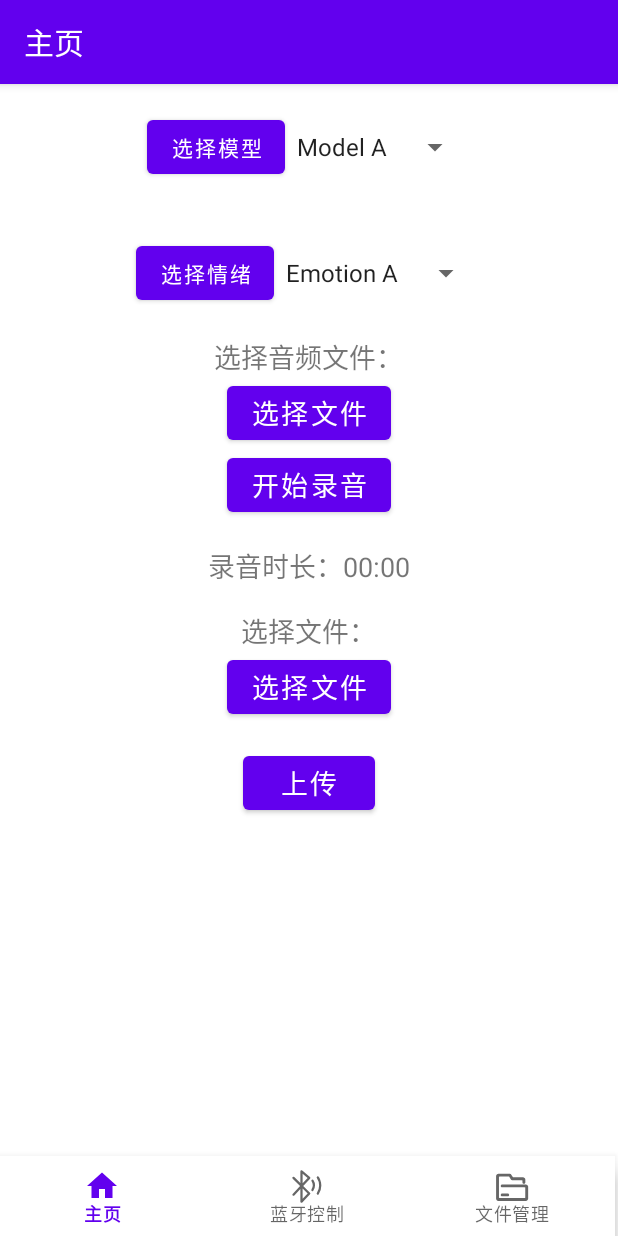
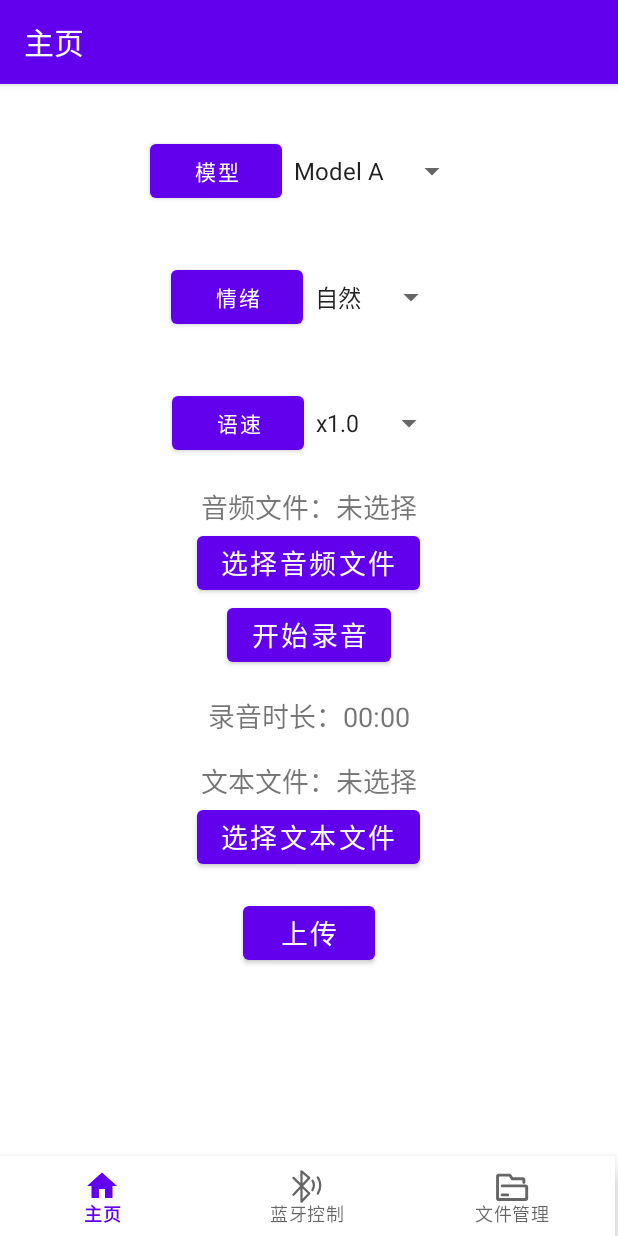
Before and after one commit to HanphoneJan/AiVoice, an Android app: the screen it shows after launch (MainActivity), on a phone screen of 412 x 824 dp. Run offline under Robolectric (Android 15) with nearby library versions, the phone set to English and light mode, and no system bars; our stand-ins replace navigation-ui.

Commit message:
大调整

```diff
--- a/app/src/main/java/com/example/aivoice/ui/bluetooth/BluetoothFragment.java
+++ b/app/src/main/java/com/example/aivoice/ui/bluetooth/BluetoothFragment.java
@@ -115,7 +115,6 @@ public class BluetoothFragment extends Fragment {
             @Override
             public void onDeviceConnected(BluetoothDevice device) {
                 // 更新UI或处理连接成功后的逻辑
-
             }
             @Override
             public void onDeviceDisconnected(BluetoothDevice device) {
--- a/app/src/main/java/com/example/aivoice/ui/home/HomeFragment.java
+++ b/app/src/main/java/com/example/aivoice/ui/home/HomeFragment.java
@@ -23,6 +23,8 @@ public class HomeFragment extends Fragment {
     private FragmentHomeBinding binding;
     private HomeViewModel homeViewModel;
     private TextView recordingTimeTextView;
+    private TextView audioFileTextView;
+    private TextView textFileTextView;
     private ActivityResultLauncher<Intent> chooseAudioLauncher;
     private ActivityResultLauncher<Intent> chooseFileLauncher;
 
@@ -35,17 +37,14 @@ public class HomeFragment extends Fragment {
         binding = FragmentHomeBinding.inflate(inflater, container, false);
         View root = binding.getRoot();
 
-
+        //ModelSpinner
         Spinner spinnerModel = root.findViewById(R.id.spinner_model);
-        // Create an ArrayAdapter using the string array and a default spinner layout
         ArrayAdapter<CharSequence> adapterModel = ArrayAdapter.createFromResource(
                 requireContext(),
                 R.array.model_options,
                 android.R.layout.simple_spinner_item
         );
-        // Specify the layout to use when the list of choices appears
         adapterModel.setDropDownViewResource(android.R.layout.simple_spinner_dropdown_item);
-        // Apply the adapter to the spinner
         spinnerModel.setAdapter(adapterModel);
 
 
@@ -58,13 +57,25 @@ public class HomeFragment extends Fragment {
         adapterEmotion.setDropDownViewResource(android.R.layout.simple_spinner_dropdown_item);
         spinnerEmotion.setAdapter(adapterEmotion);
 
+        Spinner spinnerSpeed = root.findViewById(R.id.spinner_speed);
+        ArrayAdapter<CharSequence> adapterSpeed = ArrayAdapter.createFromResource(
+                requireContext(),
+                R.array.speed_options,
+                android.R.layout.simple_spinner_item
+        );
+        adapterSpeed.setDropDownViewResource(android.R.layout.simple_spinner_dropdown_item);
+        spinnerSpeed.setAdapter(adapterSpeed);
+
+        audioFileTextView = root.findViewById(R.id.audioFileTextView_status);
+        textFileTextView = root.findViewById(R.id.textFileTextView_status);
+
         // 初始化 ActivityResultLaunchers
         chooseAudioLauncher = registerForActivityResult(
                 new ActivityResultContracts.StartActivityForResult(),
                 result -> {
                     if (result.getResultCode() == getActivity().RESULT_OK) {
                         homeViewModel.updateAudioFileUri(result.getData().getData());
-                        Toast.makeText(getContext(), "已选择音频文件", Toast.LENGTH_SHORT).show();
+                        audioFileTextView.setText("已选择");
                     }
                 });
 
@@ -73,9 +84,11 @@ public class HomeFragment extends Fragment {
                 result -> {
                     if (result.getResultCode() == getActivity().RESULT_OK) {
                         homeViewModel.updateFileUri(result.getData().getData());
-                        Toast.makeText(getContext(), "已选择文件", Toast.LENGTH_SHORT).show();
+                        textFileTextView.setText("已选择");
                     }
                 });
+
+
 
         // 设置按钮点击事件
         binding.btnChooseAudio.setOnClickListener(v -> homeViewModel.chooseAudio(chooseAudioLauncher));
@@ -87,7 +100,9 @@ public class HomeFragment extends Fragment {
             }
         });
         binding.btnChooseFile.setOnClickListener(v -> homeViewModel.chooseFile(chooseFileLauncher));
-        binding.btnUpload.setOnClickListener(v -> homeViewModel.uploadFiles(spinnerModel.getSelectedItem().toString(),spinnerEmotion.getSelectedItem().toString()));
+        binding.btnUpload.setOnClickListener(v -> homeViewModel.uploadFiles(
+                spinnerModel.getSelectedItem().toString(),spinnerEmotion.getSelectedItem().toString(),
+                spinnerSpeed.getSelectedItem().toString()));
 
         // 观察录音状态，更新 UI
         homeViewModel.getIsRecording().observe(getViewLifecycleOwner(), isRecording -> {
@@ -97,7 +112,6 @@ public class HomeFragment extends Fragment {
                 binding.btnRecordAudio.setText("开始录音");
             }
         });
-
 
         // 找到UI上的TextView
         recordingTimeTextView = root.findViewById(R.id.recordingTimeTextView);
@@ -110,6 +124,8 @@ public class HomeFragment extends Fragment {
             String timeFormatted = String.format("录音时长：%02d:%02d", minutes, seconds);
             recordingTimeTextView.setText(timeFormatted);
         });
+
+
 
         // 观察上传状态
         homeViewModel.getIsFileUploaded().observe(getViewLifecycleOwner(), isUploaded -> {
--- a/app/src/main/java/com/example/aivoice/ui/home/HomeViewModel.java
+++ b/app/src/main/java/com/example/aivoice/ui/home/HomeViewModel.java
@@ -192,7 +192,6 @@ public class HomeViewModel extends ViewModel {
                 mediaRecorder.release();
                 mediaRecorder = null;
                 isRecording.setValue(false);
-
                 handler.removeCallbacks(updateTimeRunnable);
             } catch (RuntimeException e) {
                 Log.e("HomeViewModel", "停止录音失败", e);
@@ -204,7 +203,7 @@ public class HomeViewModel extends ViewModel {
 
     // 上传文件
 
-    public void uploadFiles(String model, String emotion) {
+    public void uploadFiles(String model, String emotion,String speed) {
         if (audioFileUri.getValue() != null && fileUri.getValue() != null) {
             OkHttpClient client = new OkHttpClient();
 
@@ -232,6 +231,8 @@ public class HomeViewModel extends ViewModel {
 
                 // 添加Emotion参数部分
                 requestBodyBuilder.addFormDataPart("emotion", emotion);
+
+                requestBodyBuilder.addFormDataPart("speed", speed);
 
                 // 构建完整的请求体
                 RequestBody requestBody = requestBodyBuilder.build();
--- a/app/src/main/res/layout/fragment_bluetooth.xml
+++ b/app/src/main/res/layout/fragment_bluetooth.xml
@@ -9,7 +9,6 @@
         android:layout_width="match_parent"
         android:layout_height="wrap_content"
         android:orientation="vertical">
-
 
         <!-- 蓝牙控制 -->
         <!-- 音频控制 -->
--- a/app/src/main/res/layout/fragment_home.xml
+++ b/app/src/main/res/layout/fragment_home.xml
@@ -10,13 +10,14 @@
         android:layout_width="match_parent"
         android:layout_height="84dp"
         android:gravity="center"
-        android:orientation="horizontal">
+        android:orientation="horizontal"
+        android:layout_marginTop="16dp">
 
         <Button
             android:id="@+id/btn_model"
             android:layout_width="wrap_content"
             android:layout_height="wrap_content"
-            android:text="选择模型" />
+            android:text="模型" />
 
         <Spinner
             android:id="@+id/spinner_model"
@@ -36,7 +37,7 @@
             android:id="@+id/btn_emotion"
             android:layout_width="wrap_content"
             android:layout_height="wrap_content"
-            android:text="选择情绪" />
+            android:text="情绪" />
 
         <Spinner
             android:id="@+id/spinner_emotion"
@@ -46,20 +47,53 @@
 
     </LinearLayout>
 
+    <LinearLayout
+        android:layout_width="match_parent"
+        android:layout_height="84dp"
+        android:gravity="center"
+        android:orientation="horizontal">
 
-    <TextView
+        <Button
+            android:id="@+id/btn_speed"
+            android:layout_width="wrap_content"
+            android:layout_height="wrap_content"
+            android:text="语速" />
+
+        <Spinner
+            android:id="@+id/spinner_speed"
+            android:layout_width="wrap_content"
+            android:layout_height="wrap_content"
+            android:minHeight="48dp" />
+
+    </LinearLayout>
+
+    <LinearLayout
         android:layout_width="wrap_content"
         android:layout_height="wrap_content"
         android:gravity="center"
-        android:text="选择音频文件："
-        android:textSize="18sp" />
+        >
+        <TextView
+            android:layout_width="wrap_content"
+            android:layout_height="wrap_content"
+            android:gravity="center"
+            android:text="音频文件："
+            android:textSize="18sp" />
+        <TextView
+            android:id="@+id/audioFileTextView_status"
+            android:layout_width="wrap_content"
+            android:layout_height="wrap_content"
+            android:gravity="center"
+            android:text="未选择"
+            android:textSize="18sp" />
+    </LinearLayout>
+
 
     <Button
         android:id="@+id/btn_choose_audio"
         android:layout_width="wrap_content"
         android:layout_height="wrap_content"
         android:gravity="center"
-        android:text="选择文件"
+        android:text="选择音频文件"
         android:textSize="18sp" />
 
     <Button
@@ -77,21 +111,34 @@
         android:text="00:00"
         android:textSize="18sp"
         android:layout_centerInParent="true"
-        android:layout_marginTop="16dp"/>
+        android:layout_margin="16dp"/>
 
-
-    <TextView
+    <LinearLayout
         android:layout_width="wrap_content"
         android:layout_height="wrap_content"
-        android:layout_marginTop="16dp"
-        android:text="选择文件："
-        android:textSize="18sp" />
+        android:gravity="center"
+        >
+        <TextView
+            android:layout_width="wrap_content"
+            android:layout_height="wrap_content"
+            android:gravity="center"
+            android:text="文本文件："
+            android:textSize="18sp" />
+        <TextView
+            android:id="@+id/textFileTextView_status"
+            android:layout_width="wrap_content"
+            android:layout_height="wrap_content"
+            android:gravity="center"
+            android:text="未选择"
+            android:textSize="18sp" />
+    </LinearLayout>
+
 
     <Button
         android:id="@+id/btn_choose_file"
         android:layout_width="wrap_content"
         android:layout_height="wrap_content"
-        android:text="选择文件"
+        android:text="选择文本文件"
         android:textSize="18sp" />
 
     <Button
--- a/app/src/main/res/values/emotion.xml
+++ b/app/src/main/res/values/emotion.xml
@@ -1,9 +1,9 @@
 <?xml version="1.0" encoding="utf-8"?>
 <resources>
     <string-array name="emotion_options">
-        <item>Emotion A</item>
-        <item>Emoiton B</item>
-        <item>Emotion C</item>
-        <item>Emotion D</item>
+        <item>自然</item>
+        <item>情感</item>
+        <item>生气</item>
+        <item>高兴</item>
     </string-array>
 </resources>
--- /dev/null
+++ b/app/src/main/res/values/speed.xml
@@ -0,0 +1,10 @@
+<?xml version="1.0" encoding="utf-8"?>
+<resources>
+    <string-array name="speed_options">
+        <item>x1.0</item>
+        <item>x0.8</item>
+        <item>x0.9</item>
+        <item>x1.1</item>
+        <item>x1.2</item>
+    </string-array>
+</resources>
--- a/app/src/main/res/xml/file_paths.xml
+++ b/app/src/main/res/xml/file_paths.xml
@@ -1,4 +1,4 @@
 <?xml version="1.0" encoding="utf-8"?>
 <paths xmlns:android="http://schemas.android.com/apk/res/android">
-    <files-path name="my_music" path="Music/" />
+    <files-path name="aivoice" path="Music/" />
 </paths>
```
Also changed, not shown: app/src/main/java/com/example/aivoice/ui/files/FilesFragment.java (+38 -3 lines), app/src/main/java/com/example/aivoice/ui/files/FilesViewModel.java (+20 -0 lines), app/src/main/res/layout/fragment_files.xml (+24 -7 lines).
